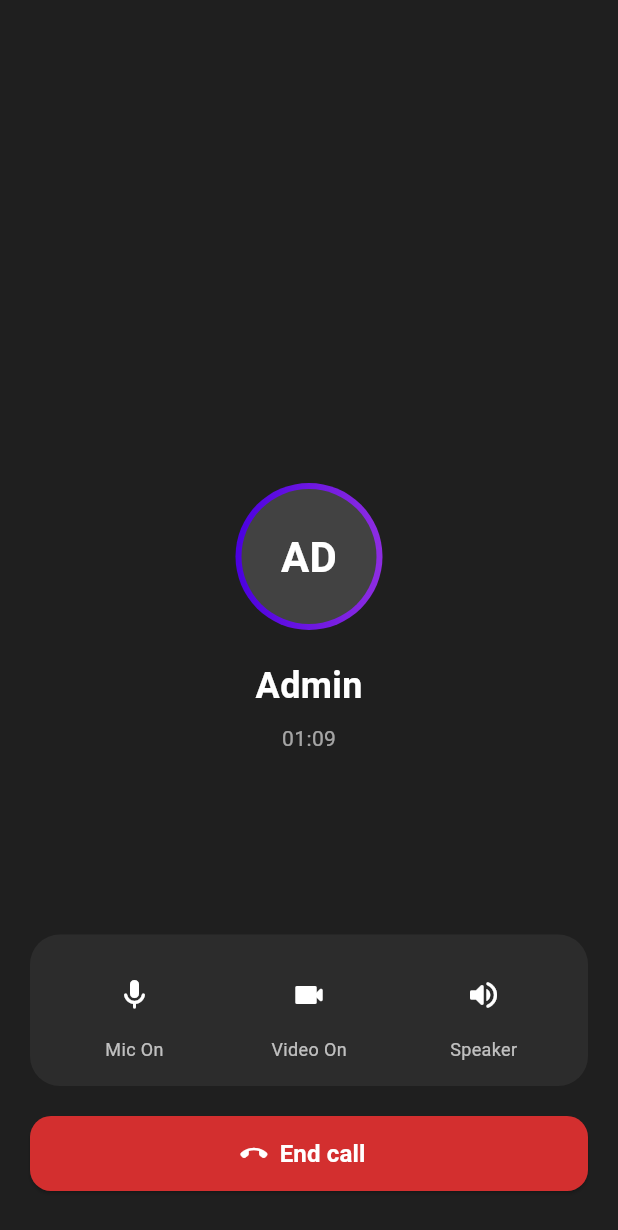
After one commit to techinfraconnect/VibeChat, a Flutter app: the screen it shows after launch, after a tap on the "call" icon, on a phone screen of 412 x 824 dp. The commit adds this screen. Shown: the top 1230 px of the screen. Run offline on Flutter 3.47's test engine with Material 3 defaults, Android fonts, the phone set to English and light mode, and no system bars; our stand-ins replace firebase_core, firebase_database, firebase_messaging, shared_preferences, socket_io_client; missing offline and left inert: flutter_webrtc; accounts and stored records are empty; network calls fail.

Commit message:
Primary push for audio video call feature

```diff
--- a/admin_chat/pubspec.yaml
+++ b/admin_chat/pubspec.yaml
@@ -10,6 +10,7 @@ environment:
 dependencies:
   flutter:
     sdk: flutter
+  flutter_webrtc: ^0.9.48 # Add for WebRTC audio/video calling
   firebase_core: ^3.15.2
   firebase_database: ^11.1.4
   socket_io_client: ^2.0.3
--- /dev/null
+++ b/client_chat/lib/screens/call_screen.dart
@@ -0,0 +1,269 @@
+import 'package:flutter/material.dart';
+import 'package:flutter_webrtc/flutter_webrtc.dart';
+
+class CallScreen extends StatefulWidget {
+  final String callerName;
+  final bool isVideoCall;
+
+  const CallScreen({
+    super.key,
+    required this.callerName,
+    required this.isVideoCall,
+  });
+
+  @override
+  State<CallScreen> createState() => _CallScreenState();
+}
+
+class _CallScreenState extends State<CallScreen> {
+  bool _isMuted = false;
+  bool _isVideoOff = false;
+  bool _isSpeakerOn = true;
+  bool _isFrontCamera = true;
+
+  final RTCVideoRenderer _localRenderer = RTCVideoRenderer();
+  final RTCVideoRenderer _remoteRenderer = RTCVideoRenderer();
+
+  @override
+  void initState() {
+    super.initState();
+    if (widget.isVideoCall) {
+      _initRenderers();
+    }
+  }
+
+  Future<void> _initRenderers() async {
+    await _localRenderer.initialize();
+    await _remoteRenderer.initialize();
+    // WebRTC stream initialization hooks go here for production WebRTC signaling
+  }
+
+  @override
+  void dispose() {
+    if (widget.isVideoCall) {
+      _localRenderer.dispose();
+      _remoteRenderer.dispose();
+    }
+    super.dispose();
+  }
+
+  void _toggleCameraDirection() {
+    setState(() {
+      _isFrontCamera = !_isFrontCamera;
+    });
+    // Switch camera logic for flutter_webrtc
+  }
+
+  @override
+  Widget build(BuildContext context) {
+    return Scaffold(
+      backgroundColor: const Color(0xFF1F1F1F), // Dark charcoal MS Teams theme
+      body: SafeArea(
+        child: Stack(
+          children: [
+            // Video Stream View or Audio Avatar View
+            widget.isVideoCall
+                ? Stack(
+                    children: [
+                      // Remote Fullscreen Video Stream
+                      Positioned.fill(
+                        child: RTCVideoView(_remoteRenderer, mirror: false),
+                      ),
+                      // Local Participant Picture-in-Picture (PiP) Floating Frame
+                      Positioned(
+                        top: 20,
+                        right: 20,
+                        child: Container(
+                          width: 100,
+                          height: 150,
+                          decoration: BoxDecoration(
+                            borderRadius: BorderRadius.circular(12),
+                            border: Border.all(color: Colors.white24, width: 2),
+                          ),
+                          child: ClipRRect(
+                            borderRadius: BorderRadius.circular(10),
+                            child: RTCVideoView(_localRenderer, mirror: true),
+                          ),
+                        ),
+                      ),
+                      // Camera Flip Button
+                      Positioned(
+                        top: 20,
+                        left: 20,
+                        child: IconButton(
+                          icon: const Icon(
+                            Icons.flip_camera_ios_rounded,
+                            color: Colors.white,
+                            size: 28,
+                          ),
+                          onPressed: _toggleCameraDirection,
+                        ),
+                      ),
+                    ],
+                  )
+                : Center(
+                    child: Column(
+                      mainAxisAlignment: MainAxisAlignment.center,
+                      children: [
+                        // Caller Identity Display with Gradient Ring
+                        Container(
+                          padding: const EdgeInsets.all(4),
+                          decoration: const BoxDecoration(
+                            shape: BoxShape.circle,
+                            gradient: LinearGradient(
+                              colors: [Color(0xFF4A00E0), Color(0xFF8E2DE2)],
+                            ),
+                          ),
+                          child: CircleAvatar(
+                            radius: 45,
+                            backgroundColor: Colors.grey.shade800,
+                            child: Text(
+                              widget.callerName.isNotEmpty
+                                  ? widget.callerName
+                                        .substring(0, 2)
+                                        .toUpperCase()
+                                  : 'VM',
+                              style: const TextStyle(
+                                fontSize: 28,
+                                color: Colors.white,
+                                fontWeight: FontWeight.bold,
+                              ),
+                            ),
+                          ),
+                        ),
+                        const SizedBox(height: 20),
+                        Text(
+                          widget.callerName,
+                          style: const TextStyle(
+                            fontSize: 24,
+                            fontWeight: FontWeight.bold,
+                            color: Colors.white,
+                          ),
+                        ),
+                        const SizedBox(height: 8),
+                        const Text(
+                          "01:09", // Active call elapsed timer
+                          style: TextStyle(fontSize: 14, color: Colors.white60),
+                        ),
+                      ],
+                    ),
+                  ),
+
+            // Streamlined Control Bar & End Call Button
+            Positioned(
+              bottom: 30,
+              left: 20,
+              right: 20,
+              child: Column(
+                mainAxisSize: MainAxisSize.min,
+                children: [
+                  Container(
+                    padding: const EdgeInsets.symmetric(
+                      vertical: 16,
+                      horizontal: 12,
+                    ),
+                    decoration: BoxDecoration(
+                      color: const Color(0xFF2C2C2C),
+                      borderRadius: BorderRadius.circular(20),
+                    ),
+                    child: Row(
+                      mainAxisAlignment: MainAxisAlignment.spaceAround,
+                      children: [
+                        _buildControlButton(
+                          icon: _isMuted
+                              ? Icons.mic_off_rounded
+                              : Icons.mic_rounded,
+                          label: _isMuted ? 'Muted' : 'Mic On',
+                          isActive: _isMuted,
+                          onPressed: () => setState(() => _isMuted = !_isMuted),
+                        ),
+                        _buildControlButton(
+                          icon: _isVideoOff
+                              ? Icons.videocam_off_rounded
+                              : Icons.videocam_rounded,
+                          label: _isVideoOff ? 'Video Off' : 'Video On',
+                          isActive: _isVideoOff,
+                          onPressed: () =>
+                              setState(() => _isVideoOff = !_isVideoOff),
+                        ),
+                        _buildControlButton(
+                          icon: _isSpeakerOn
+                              ? Icons.volume_up_rounded
+                              : Icons.hearing_rounded,
+                          label: 'Speaker',
+                          isActive: false,
+                          onPressed: () =>
+                              setState(() => _isSpeakerOn = !_isSpeakerOn),
+                        ),
+                      ],
+                    ),
+                  ),
+                  const SizedBox(height: 20),
+                  // Distinctive Prominent Red End Call Button
+                  SizedBox(
+                    width: double.infinity,
+                    height: 50,
+                    child: ElevatedButton.icon(
+                      style: ElevatedButton.styleFrom(
+                        backgroundColor: const Color(0xFFD32F2F),
+                        shape: RoundedRectangleBorder(
+                          borderRadius: BorderRadius.circular(14),
+                        ),
+                      ),
+                      onPressed: () => Navigator.pop(context),
+                      icon: const Icon(
+                        Icons.call_end_rounded,
+                        color: Colors.white,
+                      ),
+                      label: const Text(
+                        'End call',
+                        style: TextStyle(
+                          fontSize: 16,
+                          fontWeight: FontWeight.bold,
+                          color: Colors.white,
+                        ),
+                      ),
+                    ),
+                  ),
+                ],
+              ),
+            ),
+          ],
+        ),
+      ),
+    );
+  }
+
+  Widget _buildControlButton({
+    required IconData icon,
+    required String label,
+    required bool isActive,
+    required VoidCallback onPressed,
+  }) {
+    return GestureDetector(
+      onTap: onPressed,
+      child: Column(
+        mainAxisSize: MainAxisSize.min,
+        children: [
+          Container(
+            padding: const EdgeInsets.all(12),
+            decoration: BoxDecoration(
+              color: isActive ? Colors.white : Colors.transparent,
+              shape: BoxShape.circle,
+            ),
+            child: Icon(
+              icon,
+              color: isActive ? Colors.black : Colors.white,
+              size: 24,
+            ),
+          ),
+          const SizedBox(height: 4),
+          Text(
+            label,
+            style: const TextStyle(color: Colors.white70, fontSize: 12),
+          ),
+        ],
+      ),
+    );
+  }
+}
--- a/client_chat/lib/screens/client_chat_screen.dart
+++ b/client_chat/lib/screens/client_chat_screen.dart
@@ -2,6 +2,7 @@ import 'dart:convert';
 import 'package:flutter/material.dart';
 import 'package:shared_preferences/shared_preferences.dart';
 import 'package:socket_io_client/socket_io_client.dart' as IO;
+import 'call_screen.dart'; // 1. Added import for the Phase 2 Call Screen
 
 class ChatScreen extends StatefulWidget {
   const ChatScreen({super.key});
@@ -97,6 +98,27 @@ class _ChatScreenState extends State<ChatScreen> {
     _controller.clear();
   }
 
+  // 2. Added Phase 2 Call triggers
+  void _startAudioCall() {
+    Navigator.push(
+      context,
+      MaterialPageRoute(
+        builder: (context) =>
+            const CallScreen(callerName: 'Admin', isVideoCall: false),
+      ),
+    );
+  }
+
+  void _startVideoCall() {
+    Navigator.push(
+      context,
+      MaterialPageRoute(
+        builder: (context) =>
+            const CallScreen(callerName: 'Admin', isVideoCall: true),
+      ),
+    );
+  }
+
   @override
   void dispose() {
     _socket.dispose();
@@ -137,13 +159,56 @@ class _ChatScreenState extends State<ChatScreen> {
               'VibeChat - $senderName',
               style: const TextStyle(
                 fontWeight: FontWeight.w700,
-                fontSize: 22,
+                fontSize: 20,
                 letterSpacing: 0.5,
                 color: Colors.white,
               ),
             ),
           ),
-          centerTitle: true,
+          centerTitle:
+              false, // 3. Set to false to accommodate header icons on the right
+          // 4. Added Phase 2 Header Action Icons (Audio Call, Video Call, Settings Gear)
+          actions: [
+            Padding(
+              padding: const EdgeInsets.only(top: 10.0),
+              child: Row(
+                children: [
+                  IconButton(
+                    icon: const Icon(
+                      Icons.call_rounded,
+                      color: Colors.white,
+                      size: 22,
+                    ),
+                    onPressed: _startAudioCall,
+                    tooltip: 'Audio Call',
+                  ),
+                  IconButton(
+                    icon: const Icon(
+                      Icons.videocam_rounded,
+                      color: Colors.white,
+                      size: 24,
+                    ),
+                    onPressed: _startVideoCall,
+                    tooltip: 'Video Call',
+                  ),
+                  IconButton(
+                    icon: const Icon(
+                      Icons.settings_rounded,
+                      color: Colors.white,
+                      size: 22,
+                    ),
+                    onPressed: () {
+                      ScaffoldMessenger.of(context).showSnackBar(
+                        const SnackBar(content: Text('Opening Settings...')),
+                      );
+                    },
+                    tooltip: 'Settings',
+                  ),
+                  const SizedBox(width: 8),
+                ],
+              ),
+            ),
+          ],
         ),
       ),
       // SafeArea protects the bottom input control from being blocked by Android navigation buttons
--- a/client_chat/pubspec.yaml
+++ b/client_chat/pubspec.yaml
@@ -10,6 +10,7 @@ environment:
 dependencies:
   flutter:
     sdk: flutter
+  flutter_webrtc: ^0.9.48 # Add for WebRTC audio/video calling
   firebase_core: ^3.15.2
   firebase_database: ^11.1.4
   # firebase_messaging: ^15.1.5
```
Also changed, not shown: admin_chat/lib/screens/admin_chat_screen.dart (+69 -3 lines), admin_chat/lib/screens/call_screen.dart (added, +269 -0 lines), admin_chat/pubspec.lock, client_chat/pubspec.lock, 10 other files.
